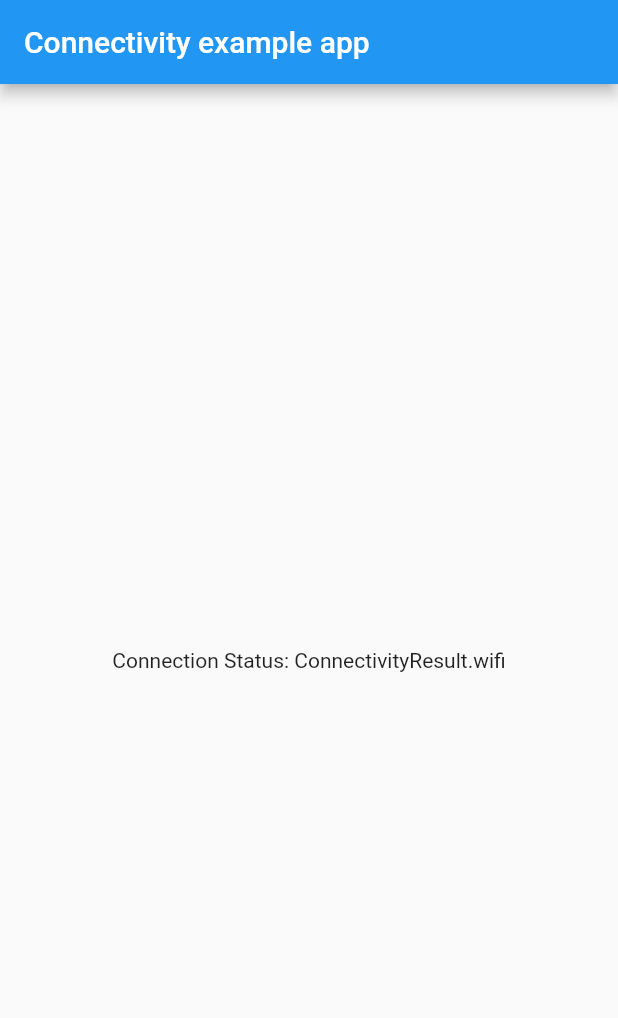
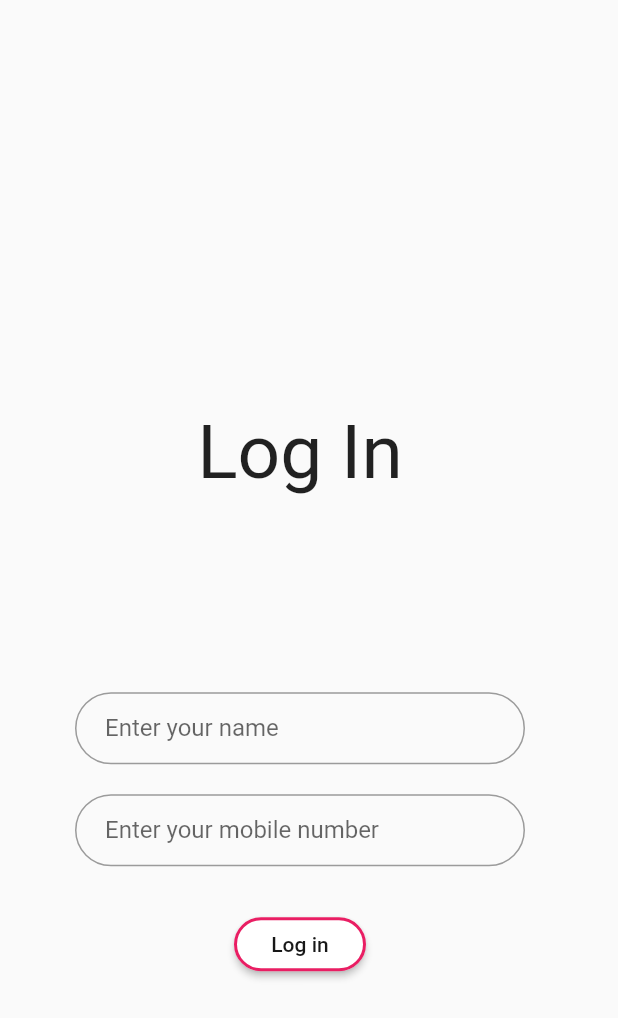
Before and after one commit to HenryHuang2000/virtual-fencing, a Flutter app: the screen it shows after launch, on a phone screen of 412 x 824 dp. Shown: the top 1018 px of the screen. Run offline on Flutter 3.47's test engine with Material 2 defaults, Android fonts, the phone set to English and light mode, and no system bars; our stand-ins replace connectivity, local_auth, permission_handler.

Commit message:
Can find BSSID, updated login interface and added biometric authentication

```diff
--- /dev/null
+++ b/lib/login.dart
@@ -0,0 +1,193 @@
+import 'dart:async';
+
+import 'package:flutter/cupertino.dart';
+import 'package:flutter/material.dart';
+import 'package:flutter/services.dart';
+// import 'package:connectivity/connectivity.dart';
+import 'package:local_auth/local_auth.dart';
+// import 'package:http/http.dart';
+import 'package:uuid/uuid.dart';
+
+class LoginForm extends StatefulWidget {
+  @override
+  LoginState createState() {
+    return LoginState();
+  }
+}
+
+// Create a corresponding State class.
+// This class holds data related to the form.
+class LoginState extends State<LoginForm> {
+  // Create a global key that uniquely identifies the Form widget and allows validation of the form.
+  final _formKey = GlobalKey<FormState>();
+
+  LocalAuthentication auth = LocalAuthentication();
+  bool _canCheckBiometric;
+  List<BiometricType> _availableBiometric;
+  String authorised = "Not authorised";
+
+  Future<void> _checkBiometric() async{
+    bool canCheckBiometric;
+    try{
+      canCheckBiometric = await auth.canCheckBiometrics;
+    } on PlatformException catch(e){
+      print(e);
+    }
+    if(!mounted) return;
+
+    setState(() {
+      _canCheckBiometric = canCheckBiometric;
+    });
+  }
+
+  Future<void> _getAvailableBiometrics() async{
+    List<BiometricType> availableBiometric;
+    try{
+      availableBiometric = await auth.getAvailableBiometrics();
+    } on PlatformException catch(e){
+      print(e);
+    }
+    if(!mounted) return;
+
+    setState(() {
+      _availableBiometric = availableBiometric;
+    });
+  }
+
+  Future<void> _authenticate() async{
+    bool authenticated = false;
+    try{
+      authenticated = await auth.authenticateWithBiometrics(
+          localizedReason: "Scan your finger print to authenticate",
+          useErrorDialogs: true,
+          stickyAuth: false
+      );
+    } on PlatformException catch(e){
+      print(e);
+    }
+    if(!mounted) return;
+
+    setState(() {
+      authorised = authenticated ? "Authorised success" : "Failed to authenticate";
+    });
+    if (authenticated) {
+      Navigator.pushNamed(context, '/home');
+    }
+  }
+
+  @override
+  void initState() {
+    _checkBiometric();
+    _getAvailableBiometrics();
+    super.initState();
+  }
+
+  @override
+  Widget build(BuildContext context) {
+    return Form(
+      key: _formKey,
+      child: Column(
+        // Title text
+        mainAxisAlignment: MainAxisAlignment.center,
+        children: <Widget>[
+          Container(
+            margin: new EdgeInsets.symmetric(vertical: 120.0),
+            child: Text(
+              'Log In',
+              style: TextStyle(
+                fontSize: 50,
+              ),
+            ),
+          ),
+
+          Container(
+            // name input
+            width: 300.0,
+            margin: new EdgeInsets.symmetric(vertical: 10.0, horizontal: 50.0),
+            child: TextFormField(
+              decoration: InputDecoration(
+                labelText: 'Enter your name',
+                contentPadding: new EdgeInsets.symmetric(vertical: 10.0, horizontal: 20.0),
+                border: OutlineInputBorder(borderRadius: BorderRadius.circular(35.0)),
+              ),
+              validator: (value) {
+                if (value.isEmpty) {
+                  return 'Name must not be blank';
+                }
+                return null;
+              },
+            ),
+          ),
+
+          Container(
+            // password input
+            width: 300.0,
+            margin: new EdgeInsets.symmetric(vertical: 10.0),
+            child: TextFormField(
+              decoration: InputDecoration(
+                labelText: 'Enter your mobile number',
+                contentPadding: new EdgeInsets.symmetric(vertical: 10.0, horizontal: 20.0),
+                border: OutlineInputBorder(borderRadius: BorderRadius.circular(35.0)),
+              ),
+              keyboardType: TextInputType.number,
+              inputFormatters: <TextInputFormatter>[
+                FilteringTextInputFormatter.digitsOnly
+              ],
+              validator: (value) {
+                if (value.isEmpty) {
+                  return 'Mobile number must not be blank';
+                } else if (value.length != 10) {
+                  return 'Mobile number must be 10 digits long';
+                } else if (!value.startsWith('04') && !value.startsWith('05')) {
+                  return 'Mobile number must start with 04 or 05';
+                }
+                return null;
+              },
+            ),
+          ),
+
+          Padding(
+            padding: const EdgeInsets.symmetric(vertical: 18.0),
+            child: RaisedButton(
+              shape: RoundedRectangleBorder(
+                borderRadius: BorderRadius.circular(30.0),
+                side: BorderSide(color: Colors.pink, width: 2),
+              ),
+              color: Colors.white,
+              onPressed: () {
+                // Validate returns true if the form is valid, or false otherwise.
+                if (_formKey.currentState.validate()) {
+                  _authenticate();
+                  // if form is valid, generate a uuid
+                  // var uuid = Uuid();
+                  // var id = uuid.v4().toString();
+
+                  // If the form is valid, display a Snackbar.
+                  // Scaffold.of(context)
+                  //     .showSnackBar(SnackBar(content: Text('Processing Data')));
+
+                  // display uuid generated
+                  // return showDialog(
+                  //     context: context,
+                  //     builder: (context) {
+                  //       return AlertDialog(
+                  //           title: Text('New uuid'),
+                  //           content: Text('Your uuid is: $id')
+                  //       );
+                  //     }
+                  // );
+                }
+              },
+              child: Text(
+                'Log in',
+                style: TextStyle(
+                  color: CupertinoColors.darkBackgroundGray,
+                ),
+              ),
+            ),
+          ),
+        ],
+      ),
+    );
+  }
+}
--- a/lib/main.dart
+++ b/lib/main.dart
@@ -1,117 +1,34 @@
-import 'dart:async';
+import 'package:flutter/cupertino.dart';
+import 'package:flutter/material.dart';
+import 'package:flutter/services.dart';
 
-import 'package:flutter/material.dart';
-import 'package:connectivity/connectivity.dart';
-import 'package:flutter/services.dart';
+import './home.dart';
+import './login.dart';
 
 void main() {
   runApp(MyApp());
 }
 
 class MyApp extends StatelessWidget {
+  final appTitle = 'Virtual Fencing Demo';
   // This widget is the root of your application.
   @override
   Widget build(BuildContext context) {
     return MaterialApp(
-      title: 'Flutter Demo',
+      title: appTitle,
+      home: Scaffold(
+        // appBar: AppBar(
+        //   title: Text(appTitle),
+        // ),
+        body: LoginForm(),
+      ),
+      routes: <String, WidgetBuilder>{
+        '/home': (context) => HomePage(),
+      },
       theme: ThemeData(
-        // This is the theme of your application.
-        //
-        // Try running your application with "flutter run". You'll see the
-        // application has a blue toolbar. Then, without quitting the app, try
-        // changing the primarySwatch below to Colors.green and then invoke
-        // "hot reload" (press "r" in the console where you ran "flutter run",
-        // or simply save your changes to "hot reload" in a Flutter IDE).
-        // Notice that the counter didn't reset back to zero; the application
-        // is not restarted.
-        primarySwatch: Colors.blue,
-        // This makes the visual density adapt to the platform that you run
-        // the app on. For desktop platforms, the controls will be smaller and
-        // closer together (more dense) than on mobile platforms.
+        primarySwatch: Colors.pink,
         visualDensity: VisualDensity.adaptivePlatformDensity,
       ),
-      home: MyHomePage(title: 'Wifi Demo'),
     );
   }
 }
-
-class MyHomePage extends StatefulWidget {
-  MyHomePage({Key key, this.title}) : super(key: key);
-
-  // This widget is the home page of your application. It is stateful, meaning
-  // that it has a State object (defined below) that contains fields that affect
-  // how it looks.
-
-  // This class is the configuration for the state. It holds the values (in this
-  // case the title) provided by the parent (in this case the App widget) and
-  // used by the build method of the State. Fields in a Widget subclass are
-  // always marked "final".
-
-  final String title;
-
-  @override
-  _MyHomePageState createState() => _MyHomePageState();
-}
-
-class _MyHomePageState extends State<MyHomePage> {
-  String _connectionStatus = 'Unknown';
-  final Connectivity _connectivity = Connectivity();
-  StreamSubscription<ConnectivityResult> _connectivitySubscription;
-
-  @override
-  void initState() {
-    super.initState();
-    initConnectivity();
-    _connectivitySubscription =
-        _connectivity.onConnectivityChanged.listen(_updateConnectionStatus);
-  }
-
-  @override
-  void dispose() {
-    _connectivitySubscription.cancel();
-    super.dispose();
-  }
-
-  // Platform messages are asynchronous, so we initialize in an async method.
-  Future<void> initConnectivity() async {
-    ConnectivityResult result;
-    // Platform messages may fail, so we use a try/catch PlatformException.
-    try {
-      result = await _connectivity.checkConnectivity();
-    } on PlatformException catch (e) {
-      print(e.toString());
-    }
-
-    // If the widget was removed from the tree while the asynchronous platform
-    // message was in flight, we want to discard the reply rather than calling
-    // setState to update our non-existent appearance.
-    if (!mounted) {
-      return Future.value(null);
-    }
-
-    return _updateConnectionStatus(result);
-  }
-
-  @override
-  Widget build(BuildContext context) {
-    return Scaffold(
-      appBar: AppBar(
-        title: const Text('Connectivity example app'),
-      ),
-      body: Center(child: Text('Connection Status: $_connectionStatus')),
-    );
-  }
-
-  Future<void> _updateConnectionStatus(ConnectivityResult result) async {
-    switch (result) {
-      case ConnectivityResult.wifi:
-      case ConnectivityResult.mobile:
-      case ConnectivityResult.none:
-        setState(() => _connectionStatus = result.toString());
-        break;
-      default:
-        setState(() => _connectionStatus = 'Failed to get connectivity.');
-        break;
-    }
-  }
-}
--- a/pubspec.yaml
+++ b/pubspec.yaml
@@ -23,8 +23,11 @@ environment:
 dependencies:
   flutter:
     sdk: flutter
-
+  http: ^0.12.0+4
   connectivity: ^0.4.2
+  permission_handler: ^5.0.1
+  local_auth: ^0.4.0+1
+  uuid: ^2.2.2
 
 
   # The following adds the Cupertino Icons font to your application.
```
Also changed, not shown: lib/home.dart (added, +151 -0 lines), lib/register.dart (added, +190 -0 lines), pubspec.lock, 1 other file.
